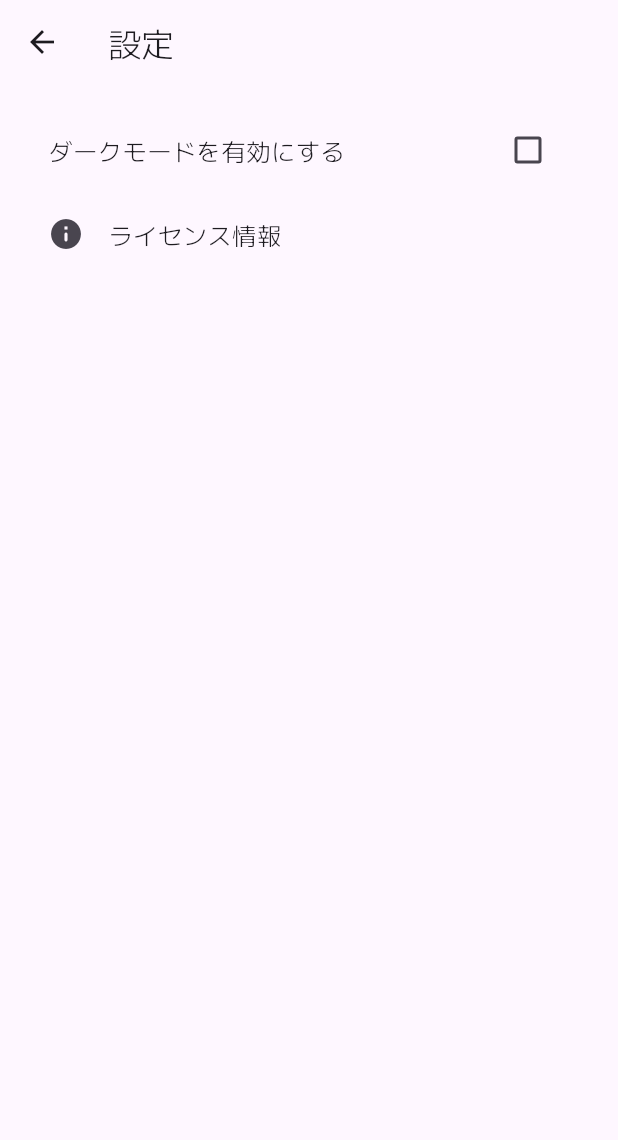
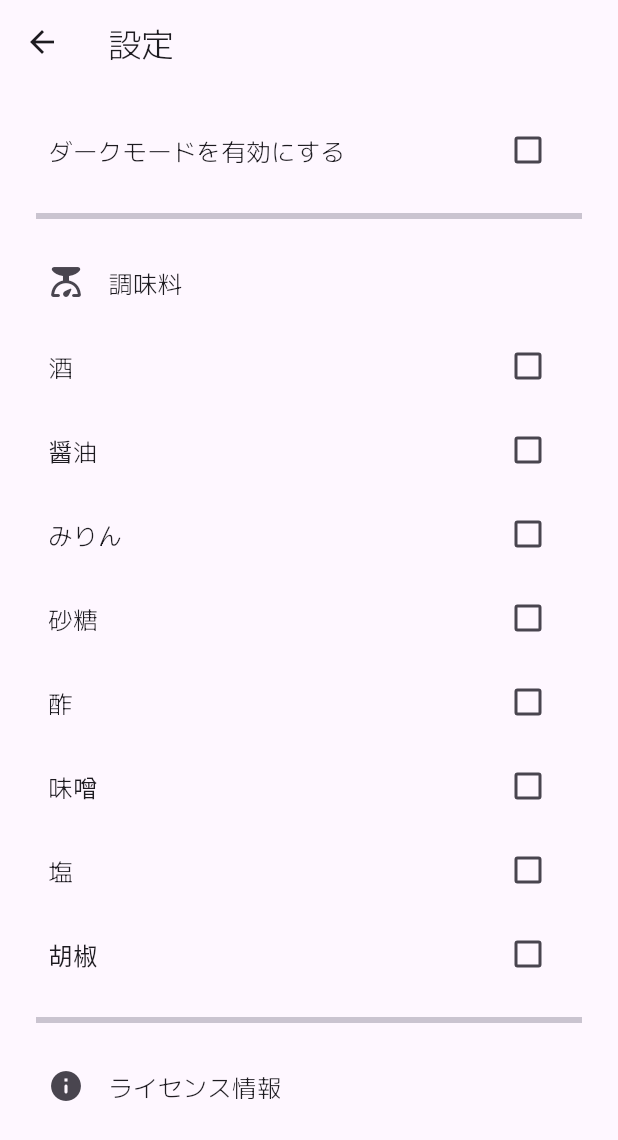
Before and after one commit to xyzyxJP/APC2022, a Flutter app: the screen it shows after launch, after a tap on the "settings" icon, on a phone screen of 412 x 824 dp. Shown: the top 1140 px of the screen. Run offline on Flutter 3.47's test engine with Material 2 defaults, Android fonts, the phone set to English and light mode, and no system bars; our stand-ins replace cached_network_image, chewie, flutter_rating_bar, google_fonts, share_plus, shared_preferences and 2 more.

Commit message:
Add ingredient list settings

```diff
--- a/lib/main.dart
+++ b/lib/main.dart
@@ -1,26 +1,49 @@
+import 'dart:convert';
+
 import 'package:apc2022/provider/settings.dart';
 import 'package:apc2022/views/home/home.dart';
 import 'package:flutter/material.dart';
 import 'package:flutter/services.dart';
 import 'package:provider/provider.dart';
+import 'package:shared_preferences/shared_preferences.dart';
 
-void main() {
+Future<void> main() async {
   WidgetsFlutterBinding.ensureInitialized();
   SystemChrome.setPreferredOrientations([
     DeviceOrientation.portraitUp,
   ]);
-  runApp(const MyApp());
+  final SharedPreferences prefs = await SharedPreferences.getInstance();
+  runApp(MyApp(prefs: prefs));
 }
 
 class MyApp extends StatelessWidget {
-  const MyApp({super.key});
+  final SharedPreferences prefs;
+
+  const MyApp({
+    super.key,
+    required this.prefs,
+  });
 
   @override
   Widget build(BuildContext context) {
+    final bool isDarkMode = prefs.getBool('isDarkMode') ?? false;
+    final Map<String, dynamic> ingredientList =
+        prefs.getString('ingredientList') != null
+            ? jsonDecode(prefs.getString('ingredientList')!)
+            : {
+                '酒': false,
+                '醤油': false,
+                'みりん': false,
+                '砂糖': false,
+                '酢': false,
+                '味噌': false,
+                '塩': false,
+                '胡椒': false,
+              };
     return MultiProvider(
       providers: [
         ChangeNotifierProvider<SettingsProvider>(
-          create: (context) => SettingsProvider(),
+          create: (context) => SettingsProvider(isDarkMode, ingredientList),
         ),
       ],
       child: Consumer<SettingsProvider>(
--- a/lib/provider/settings.dart
+++ b/lib/provider/settings.dart
@@ -1,11 +1,28 @@
+import 'dart:convert';
+
 import 'package:flutter/material.dart';
+import 'package:shared_preferences/shared_preferences.dart';
 
 class SettingsProvider extends ChangeNotifier {
-  bool _isDarkMode = false;
+  bool _isDarkMode;
   bool get isDarkMode => _isDarkMode;
 
-  void setDarkMode(bool isDarkMode) {
+  final Map<String, dynamic> _ingredientList;
+  Map<String, dynamic> get ingredientList => _ingredientList;
+
+  SettingsProvider(this._isDarkMode, this._ingredientList);
+
+  Future<void> setDarkMode(bool isDarkMode) async {
     _isDarkMode = isDarkMode;
+    final SharedPreferences prefs = await SharedPreferences.getInstance();
+    prefs.setBool('isDarkMode', isDarkMode);
+    notifyListeners();
+  }
+
+  Future<void> setIngredientList(String key, bool value) async {
+    _ingredientList[key] = value;
+    final SharedPreferences prefs = await SharedPreferences.getInstance();
+    prefs.setString('ingredientList', jsonEncode(ingredientList));
     notifyListeners();
   }
 }
--- a/lib/views/settings/settings.dart
+++ b/lib/views/settings/settings.dart
@@ -12,6 +12,8 @@ class SettingsPage extends StatefulWidget {
 class _SettingsPageState extends State<SettingsPage> {
   @override
   Widget build(BuildContext context) {
+    final Map<String, dynamic> ingredientList =
+        Provider.of<SettingsProvider>(context, listen: false).ingredientList;
     return Scaffold(
       appBar: AppBar(
         title: const Text('設定'),
@@ -31,6 +33,38 @@ class _SettingsPageState extends State<SettingsPage> {
             },
             controlAffinity: ListTileControlAffinity.platform,
           ),
+          const Padding(
+            padding: EdgeInsets.all(8.0),
+            child: Divider(
+              thickness: 4.0,
+            ),
+          ),
+          const ListTile(
+            leading: Icon(Icons.scale_rounded),
+            title: Text('調味料'),
+          ),
+          ListView.builder(
+            shrinkWrap: true,
+            physics: const NeverScrollableScrollPhysics(),
+            itemCount: ingredientList.length, // この行を追加
+            itemBuilder: (BuildContext context, int index) => CheckboxListTile(
+              title: Text(ingredientList.keys.toList()[index]),
+              value: ingredientList.values.toList()[index],
+              onChanged: (bool? value) {
+                setState(() {
+                  Provider.of<SettingsProvider>(context, listen: false)
+                      .setIngredientList(
+                          ingredientList.keys.toList()[index], value!);
+                });
+              },
+            ),
+          ),
+          const Padding(
+            padding: EdgeInsets.all(8.0),
+            child: Divider(
+              thickness: 4.0,
+            ),
+          ),
           ListTile(
             onTap: (() => showLicensePage(context: context)),
             leading: const Icon(Icons.info_rounded),
--- a/pubspec.yaml
+++ b/pubspec.yaml
@@ -22,6 +22,7 @@ dependencies:
   flutter_rating_bar: ^4.0.1
   share_plus: ^6.3.0
   chewie: ^1.3.6
+  shared_preferences: ^2.0.15
 
 dev_dependencies:
   flutter_test:
```
Also changed, not shown: 3 other files.
